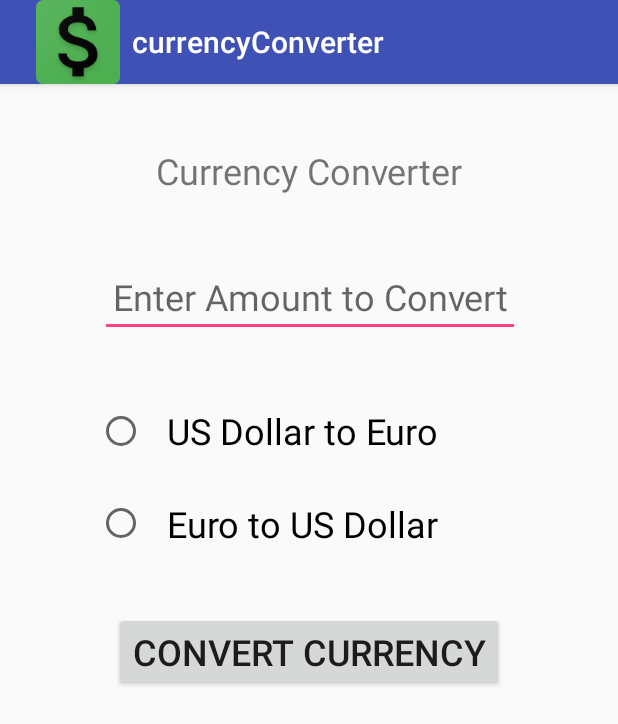
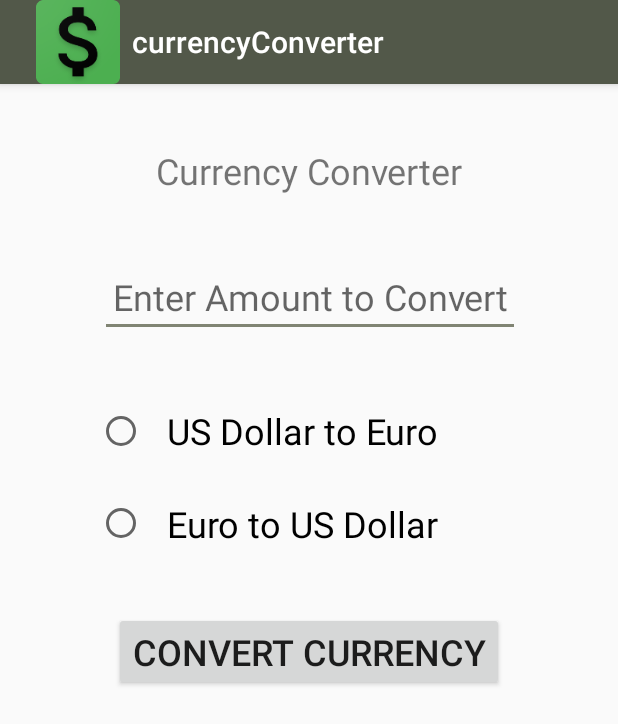
Before and after one commit to bwawczak80/currencyConverter, an Android app: the screen it shows after launch (MainActivity), on a phone screen of 412 x 824 dp. Shown: the top 724 px of the screen. Run offline under Robolectric (Android 15) with nearby library versions, the phone set to English and light mode, and no system bars.

Commit message:
Changed theme color.

```diff
--- a/app/src/main/res/values/colors.xml
+++ b/app/src/main/res/values/colors.xml
@@ -1,6 +1,6 @@
 <?xml version="1.0" encoding="utf-8"?>
 <resources>
-    <color name="colorPrimary">#3F51B5</color>
-    <color name="colorPrimaryDark">#303F9F</color>
-    <color name="colorAccent">#FF4081</color>
+    <color name="colorPrimary">#525849</color>
+    <color name="colorPrimaryDark">#262922</color>
+    <color name="colorAccent">#808473</color>
 </resources>
```
